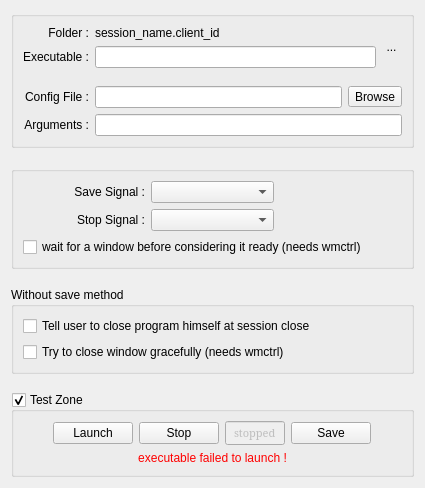
First picture: the form in resources/ui/ray_hack_properties.ui, repository Houston4444/RaySession, before the edit.
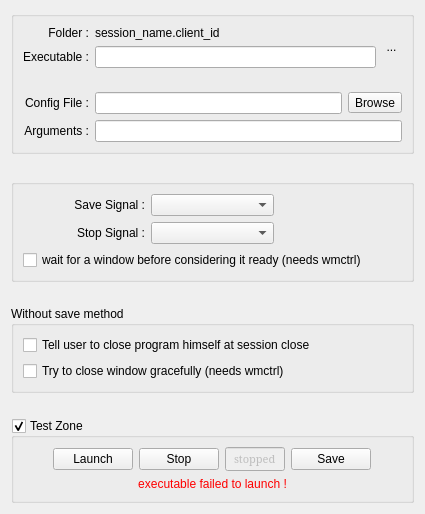
Second picture: the form after the edit. Icons and pictures are not drawn. Custom widgets are drawn as their Qt base class.

What changed in the file:
```diff
--- a/resources/ui/ray_hack_properties.ui
+++ b/resources/ui/ray_hack_properties.ui
@@ -7,7 +7,7 @@
     <x>0</x>
     <y>0</y>
     <width>425</width>
-    <height>488</height>
+    <height>514</height>
    </rect>
   </property>
   <property name="windowTitle">
```
Left out of the diff: 2 changed lines with no effect on the pictures.
